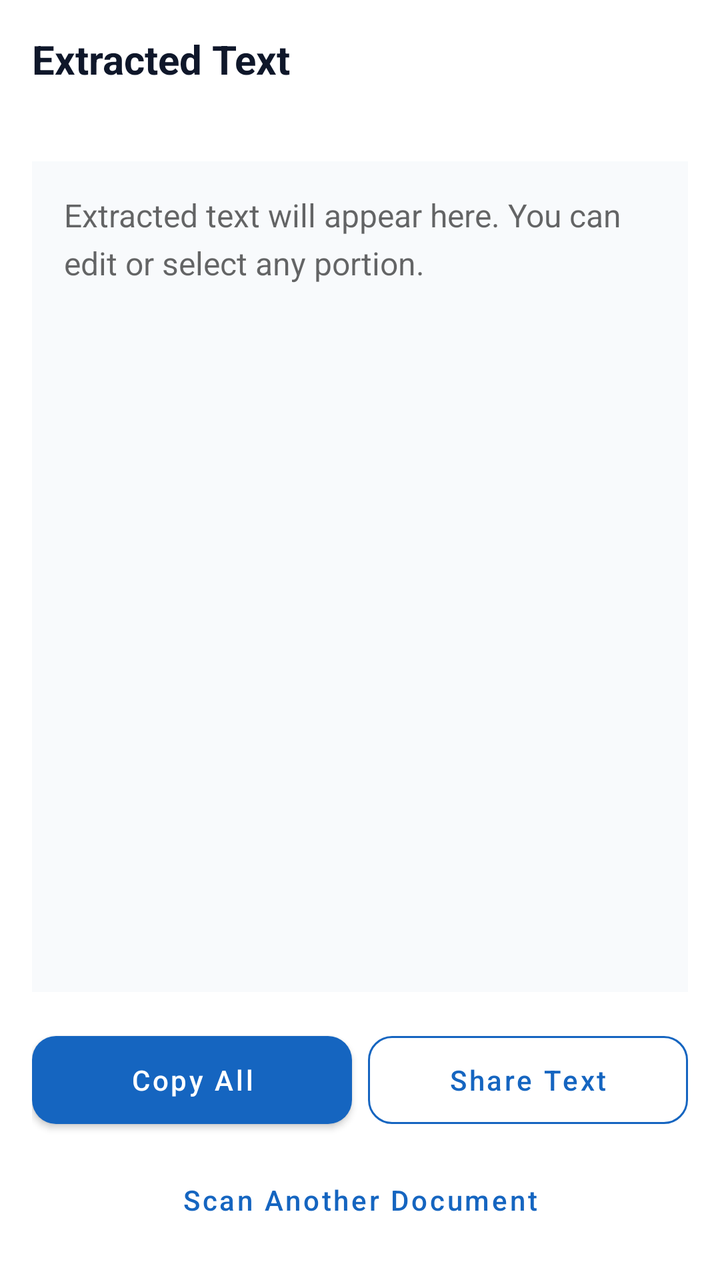
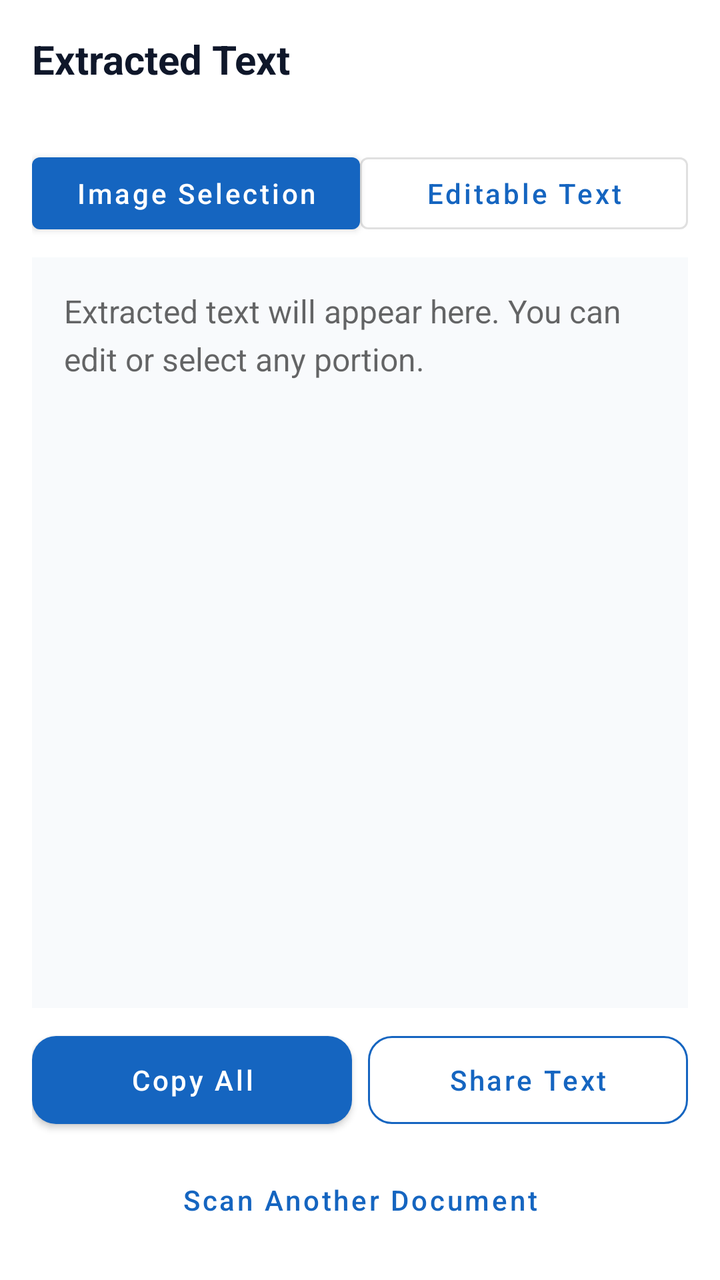

The first picture is an Android layout as it rendered before a commit; the second is the same layout after the commit. The layout source and the unified diff follow.
<!-- AndroidManifest.xml: application theme Theme.OfflineTextScanner -->
<!-- res/layout/activity_result.xml -->
<?xml version="1.0" encoding="utf-8"?>
<androidx.constraintlayout.widget.ConstraintLayout xmlns:android="http://schemas.android.com/apk/res/android"
    xmlns:app="http://schemas.android.com/apk/res-auto"
    android:layout_width="match_parent"
    android:layout_height="match_parent"
    android:background="@color/background_white"
    android:padding="@dimen/spacing_md">

    <TextView
        android:id="@+id/tvResultTitle"
        android:layout_width="0dp"
        android:layout_height="wrap_content"
        android:text="@string/result_title"
        android:textColor="@color/text_primary"
        android:textSize="20sp"
        android:textStyle="bold"
        app:layout_constraintEnd_toEndOf="parent"
        app:layout_constraintStart_toStartOf="parent"
        app:layout_constraintTop_toTopOf="parent" />

    <TextView
        android:id="@+id/tvConfidenceMeta"
        android:layout_width="0dp"
        android:layout_height="wrap_content"
        android:layout_marginTop="@dimen/spacing_xs"
        android:textColor="@color/text_secondary"
        android:textSize="13sp"
        app:layout_constraintEnd_toEndOf="parent"
        app:layout_constraintStart_toStartOf="parent"
        app:layout_constraintTop_toBottomOf="@id/tvResultTitle" />

    <EditText
        android:id="@+id/etExtractedText"
        android:layout_width="0dp"
        android:layout_height="0dp"
        android:layout_marginTop="@dimen/spacing_md"
        android:layout_marginBottom="@dimen/spacing_md"
        android:background="@color/surface_gray"
        android:gravity="top|start"
        android:hint="@string/result_hint"
        android:importantForAutofill="no"
        android:inputType="textMultiLine|textCapSentences"
        android:lineSpacingExtra="5dp"
        android:padding="@dimen/spacing_md"
        android:scrollbars="vertical"
        android:textAlignment="viewStart"
        android:textColor="@color/text_primary"
        android:textDirection="anyRtl"
        android:textIsSelectable="true"
        android:textSize="16sp"
        app:layout_constraintBottom_toTopOf="@id/resultActionRow"
        app:layout_constraintEnd_toEndOf="parent"
        app:layout_constraintStart_toStartOf="parent"
        app:layout_constraintTop_toBottomOf="@id/tvConfidenceMeta" />

    <LinearLayout
        android:id="@+id/resultActionRow"
        android:layout_width="0dp"
        android:layout_height="wrap_content"
        android:layout_marginBottom="@dimen/spacing_sm"
        android:orientation="horizontal"
        app:layout_constraintBottom_toTopOf="@id/btnScanAnother"
        app:layout_constraintEnd_toEndOf="parent"
        app:layout_constraintStart_toStartOf="parent">

        <com.google.android.material.button.MaterialButton
            android:id="@+id/btnCopyAll"
            android:layout_width="0dp"
            android:layout_height="@dimen/button_height"
            android:layout_marginEnd="@dimen/spacing_xs"
            android:layout_weight="1"
            android:text="@string/btn_copy_all"
            android:textAllCaps="false"
            android:textColor="@color/background_white"
            app:backgroundTint="@color/primary_blue"
            app:cornerRadius="@dimen/button_corner_radius" />
        <com.google.android.material.button.MaterialButton
            android:id="@+id/btnShareText"
            style="@style/Widget.MaterialComponents.Button.OutlinedButton"
            android:layout_width="0dp"
            android:layout_height="@dimen/button_height"
            android:layout_marginStart="@dimen/spacing_xs"
            android:layout_weight="1"
            android:text="@string/btn_share"
            android:textAllCaps="false"
            android:textColor="@color/primary_blue"
            app:cornerRadius="@dimen/button_corner_radius"
            app:strokeColor="@color/primary_blue" />
    </LinearLayout>

    <com.google.android.material.button.MaterialButton
        android:id="@+id/btnScanAnother"
        style="@style/Widget.MaterialComponents.Button.TextButton"
        android:layout_width="0dp"
        android:layout_height="wrap_content"
        android:text="@string/btn_scan_another"
        android:textAllCaps="false"
        android:textColor="@color/primary_blue"
        app:layout_constraintBottom_toBottomOf="parent"
        app:layout_constraintEnd_toEndOf="parent"
        app:layout_constraintStart_toStartOf="parent" />
</androidx.constraintlayout.widget.ConstraintLayout>
<!-- resources referenced by this layout -->
<resources>
  <color name="background_white">#FFFFFF</color>
  <color name="primary_blue">#1565C0</color>
  <color name="surface_gray">#F8FAFC</color>
  <color name="text_primary">#0F172A</color>
  <color name="text_secondary">#475569</color>
  <dimen name="button_corner_radius">12dp</dimen>
  <dimen name="button_height">56dp</dimen>
  <dimen name="spacing_md">16dp</dimen>
  <dimen name="spacing_sm">8dp</dimen>
  <dimen name="spacing_xs">4dp</dimen>
  <string name="btn_copy_all">Copy All</string>
  <string name="btn_scan_another">Scan Another Document</string>
  <string name="btn_share">Share Text</string>
  <string name="result_hint">Extracted text will appear here. You can edit or select any portion.</string>
  <string name="result_title">Extracted Text</string>
  <style name="Theme.OfflineTextScanner" parent="Theme.MaterialComponents.Light.NoActionBar">
          <item name="colorPrimary">@color/primary_blue</item>
          <item name="colorPrimaryVariant">@color/primary_blue_dark</item>
          <item name="colorOnPrimary">@color/background_white</item>
          <item name="colorSecondary">@color/accent_blue</item>
          <item name="android:statusBarColor">@color/primary_blue_dark</item>
          <item name="android:windowBackground">@color/background_white</item>
      </style>
  <color name="primary_blue_dark">#0D47A1</color>
  <color name="accent_blue">#1E88E5</color>
</resources>

<!-- the commit's change to res/layout/activity_result.xml (unified diff, before → after) -->
@@ -29,12 +29,108 @@
         app:layout_constraintStart_toStartOf="parent"
         app:layout_constraintTop_toBottomOf="@id/tvResultTitle" />
 
+    <LinearLayout
+        android:id="@+id/resultModeRow"
+        android:layout_width="0dp"
+        android:layout_height="wrap_content"
+        android:layout_marginTop="@dimen/spacing_sm"
+        android:orientation="horizontal"
+        app:layout_constraintEnd_toEndOf="parent"
+        app:layout_constraintStart_toStartOf="parent"
+        app:layout_constraintTop_toBottomOf="@id/tvConfidenceMeta">
+
+        <com.google.android.material.button.MaterialButton
+            android:id="@+id/btnModeImage"
+            android:layout_width="0dp"
+            android:layout_height="wrap_content"
+            android:layout_weight="1"
+            android:text="@string/mode_image"
+            android:textAllCaps="false" />
+
+        <com.google.android.material.button.MaterialButton
+            android:id="@+id/btnModeText"
+            style="@style/Widget.MaterialComponents.Button.OutlinedButton"
+            android:layout_width="0dp"
+            android:layout_height="wrap_content"
+            android:layout_weight="1"
+            android:text="@string/mode_text"
+            android:textAllCaps="false" />
+    </LinearLayout>
+
+    <FrameLayout
+        android:id="@+id/imageModeContainer"
+        android:layout_width="0dp"
+        android:layout_height="0dp"
+        android:layout_marginTop="@dimen/spacing_sm"
+        android:background="@color/surface_gray"
+        android:visibility="gone"
+        app:layout_constraintBottom_toTopOf="@id/selectionControlsRow"
+        app:layout_constraintEnd_toEndOf="parent"
+        app:layout_constraintStart_toStartOf="parent"
+        app:layout_constraintTop_toBottomOf="@id/resultModeRow">
+
+        <com.example.offlinetextscanner.ui.TextOverlayView
+            android:id="@+id/textOverlayView"
+            android:layout_width="match_parent"
+            android:layout_height="match_parent"
+            android:contentDescription="@string/image_selection_content_description" />
+
+        <TextView
+            android:id="@+id/tvNoImageSelection"
+            android:layout_width="match_parent"
+            android:layout_height="wrap_content"
+            android:layout_gravity="center"
+            android:gravity="center"
+            android:padding="@dimen/spacing_lg"
+            android:text="@string/no_image_selection"
+            android:textColor="@color/text_secondary"
+            android:visibility="gone" />
+    </FrameLayout>
+
+    <LinearLayout
+        android:id="@+id/selectionControlsRow"
+        android:layout_width="0dp"
+        android:layout_height="wrap_content"
+        android:orientation="horizontal"
+        android:visibility="gone"
+        app:layout_constraintBottom_toTopOf="@id/resultActionRow"
+        app:layout_constraintEnd_toEndOf="parent"
+        app:layout_constraintStart_toStartOf="parent">
+
+        <com.google.android.material.button.MaterialButton
+            android:id="@+id/btnSelectAllWords"
+            style="@style/Widget.MaterialComponents.Button.TextButton"
+            android:layout_width="0dp"
+            android:layout_height="wrap_content"
+            android:layout_weight="1"
+            android:text="@string/select_all"
+            android:textAllCaps="false" />
+
+        <com.google.android.material.button.MaterialButton
+            android:id="@+id/btnClearSelection"
+            style="@style/Widget.MaterialComponents.Button.TextButton"
+            android:layout_width="0dp"
+            android:layout_height="wrap_content"
+            android:layout_weight="1"
+            android:text="@string/clear_selection"
+            android:textAllCaps="false" />
+
+        <com.google.android.material.button.MaterialButton
+            android:id="@+id/btnCopySelected"
+            style="@style/Widget.MaterialComponents.Button.TextButton"
+            android:layout_width="0dp"
+            android:layout_height="wrap_content"
+            android:layout_weight="1"
+            android:text="@string/copy_selection"
+            android:textAllCaps="false" />
+    </LinearLayout>
+
     <EditText
         android:id="@+id/etExtractedText"
         android:layout_width="0dp"
         android:layout_height="0dp"
-        android:layout_marginTop="@dimen/spacing_md"
-        android:layout_marginBottom="@dimen/spacing_md"
+        android:layout_marginTop="@dimen/spacing_sm"
+        android:layout_marginBottom="@dimen/spacing_sm"
         android:background="@color/surface_gray"
         android:gravity="top|start"
         android:hint="@string/result_hint"
@@ -51,7 +147,7 @@
         app:layout_constraintBottom_toTopOf="@id/resultActionRow"
         app:layout_constraintEnd_toEndOf="parent"
         app:layout_constraintStart_toStartOf="parent"
-        app:layout_constraintTop_toBottomOf="@id/tvConfidenceMeta" />
+        app:layout_constraintTop_toBottomOf="@id/resultModeRow" />
 
     <LinearLayout
         android:id="@+id/resultActionRow"
@@ -74,6 +170,7 @@
             android:textColor="@color/background_white"
             app:backgroundTint="@color/primary_blue"
             app:cornerRadius="@dimen/button_corner_radius" />
+
         <com.google.android.material.button.MaterialButton
             android:id="@+id/btnShareText"
             style="@style/Widget.MaterialComponents.Button.OutlinedButton"
<!-- resource entries referenced after the edit -->
@@ -7,14 +7,22 @@
   <color name="text_secondary">#475569</color>
   <dimen name="button_corner_radius">12dp</dimen>
   <dimen name="button_height">56dp</dimen>
+  <dimen name="spacing_lg">24dp</dimen>
   <dimen name="spacing_md">16dp</dimen>
   <dimen name="spacing_sm">8dp</dimen>
   <dimen name="spacing_xs">4dp</dimen>
   <string name="btn_copy_all">Copy All</string>
   <string name="btn_scan_another">Scan Another Document</string>
   <string name="btn_share">Share Text</string>
+  <string name="clear_selection">Clear</string>
+  <string name="copy_selection">Copy Selection</string>
+  <string name="image_selection_content_description">Scanned document with selectable OCR word regions</string>
+  <string name="mode_image">Image Selection</string>
+  <string name="mode_text">Editable Text</string>
+  <string name="no_image_selection">Word positions are unavailable for this scan. Use Editable Text mode.</string>
   <string name="result_hint">Extracted text will appear here. You can edit or select any portion.</string>
   <string name="result_title">Extracted Text</string>
+  <string name="select_all">Select All</string>
   <style name="Theme.OfflineTextScanner" parent="Theme.MaterialComponents.Light.NoActionBar">
           <item name="colorPrimary">@color/primary_blue</item>
           <item name="colorPrimaryVariant">@color/primary_blue_dark</item>
